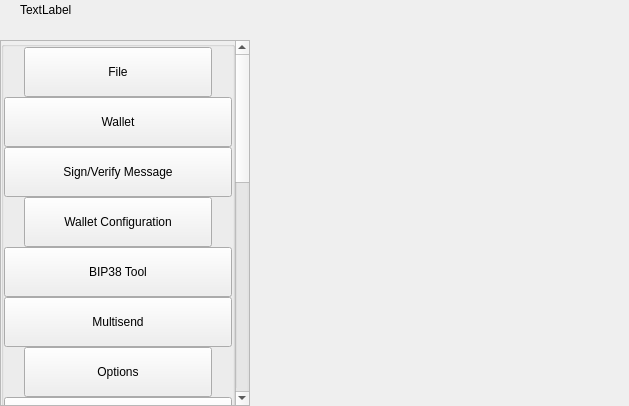
Above: src/qt/vitae/settings/forms/settingswidget.ui from VitaeTeam/Vitae before the change. Below: the same form after it.
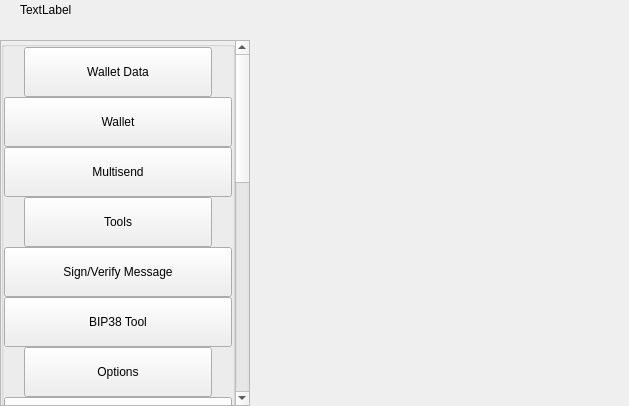
That is the form after the change.

Commit message: [GUI] settings tools sign/verify completed.

Diff of the .ui file:
```diff
--- a/src/qt/vitae/settings/forms/settingswidget.ui
+++ b/src/qt/vitae/settings/forms/settingswidget.ui
@@ -203,7 +203,7 @@
                         </size>
                        </property>
                        <property name="text">
-                        <string>File</string>
+                        <string>Wallet Data</string>
                        </property>
                        <property name="checkable">
                         <bool>true</bool>
@@ -273,7 +273,7 @@
                          </size>
                         </property>
                         <property name="text">
-                         <string>Sign/Verify Message</string>
+                         <string>Multisend</string>
                         </property>
                         <property name="checkable">
                          <bool>true</bool>
@@ -312,7 +312,7 @@
                         </size>
                        </property>
                        <property name="text">
-                        <string>Wallet Configuration</string>
+                        <string>Tools</string>
                        </property>
                        <property name="checkable">
                         <bool>true</bool>
@@ -342,6 +342,31 @@
                       <property name="bottomMargin">
                        <number>0</number>
                       </property>
+                      <item>
+                       <widget class="QPushButton" name="pushButtonConfiguration4">
+                        <property name="minimumSize">
+                         <size>
+                          <width>0</width>
+                          <height>50</height>
+                         </size>
+                        </property>
+                        <property name="maximumSize">
+                         <size>
+                          <width>16777215</width>
+                          <height>50</height>
+                         </size>
+                        </property>
+                        <property name="text">
+                         <string>Sign/Verify Message</string>
+                        </property>
+                        <property name="checkable">
+                         <bool>true</bool>
+                        </property>
+                        <property name="autoExclusive">
+                         <bool>true</bool>
+                        </property>
+                       </widget>
+                      </item>
                       <item>
                        <widget class="QPushButton" name="pushButtonConfiguration3">
                         <property name="minimumSize">
@@ -367,31 +392,6 @@
                         </property>
                        </widget>
                       </item>
-                      <item>
-                       <widget class="QPushButton" name="pushButtonConfiguration4">
-                        <property name="minimumSize">
-                         <size>
-                          <width>0</width>
-                          <height>50</height>
-                         </size>
-                        </property>
-                        <property name="maximumSize">
-                         <size>
-                          <width>16777215</width>
-                          <height>50</height>
-                         </size>
-                        </property>
-                        <property name="text">
-                         <string>Multisend</string>
-                        </property>
-                        <property name="checkable">
-                         <bool>true</bool>
-                        </property>
-                        <property name="autoExclusive">
-                         <bool>true</bool>
-                        </property>
-                       </widget>
-                      </item>
                      </layout>
                     </widget>
                    </item>
```
The commit also changes 3 other files.
